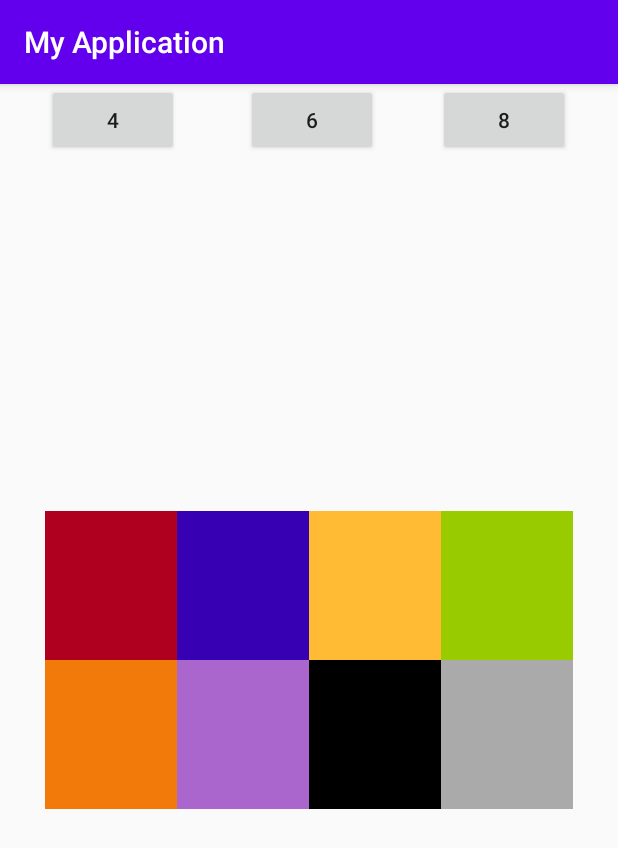
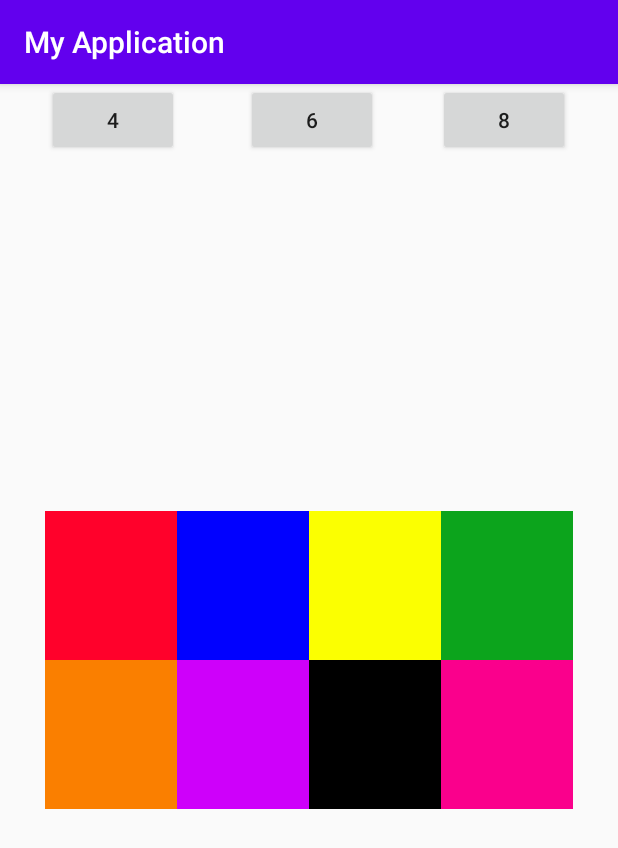
Before and after one commit to shashimalcse/Password, an Android app: the fragment ColorEight placed in its activity, on a phone screen of 412 x 824 dp. Shown: the top 848 px of the screen. Run offline under Robolectric (Android 15) with nearby library versions, the phone set to English and light mode, and no system bars.

Commit message:
fixed colors and spin logic

```diff
--- a/app/src/main/java/com/example/myapplication/ColorFour.java
+++ b/app/src/main/java/com/example/myapplication/ColorFour.java
@@ -24,9 +24,9 @@ public class ColorFour extends Fragment implements View.OnClickListener {
         blue.setOnClickListener(this);
         Button red = (Button) view.findViewById(R.id.color4_red);
         red.setOnClickListener(this);
-        Button orange = (Button) view.findViewById(R.id.color4_orange);
+        Button orange = (Button) view.findViewById(R.id.color4_green);
         orange.setOnClickListener(this);
-        Button purple = (Button) view.findViewById(R.id.color4_purple);
+        Button purple = (Button) view.findViewById(R.id.color4_yellow);
         purple.setOnClickListener(this);
 
         return view;
@@ -49,13 +49,13 @@ public class ColorFour extends Fragment implements View.OnClickListener {
                 intent.putExtra("Color",Color);
                 startActivity(intent);
                 break;
-            case R.id.color4_orange:
+            case R.id.color4_green:
                 Color="green";
                 intent.putExtra("PasswordSize",Integer.toString(Password_Size));
                 intent.putExtra("Color",Color);
                 startActivity(intent);
                 break;
-            case R.id.color4_purple:
+            case R.id.color4_yellow:
                 Color="yellow";
                 intent.putExtra("PasswordSize",Integer.toString(Password_Size));
                 intent.putExtra("Color",Color);
--- a/app/src/main/java/com/example/myapplication/ConfirmPasswordActivity.java
+++ b/app/src/main/java/com/example/myapplication/ConfirmPasswordActivity.java
@@ -40,7 +40,7 @@ public class ConfirmPasswordActivity extends AppCompatActivity {
 
         pin = (Pinview) findViewById(R.id.pinview2);
 
-        pin.setPinLength(Integer.parseInt(PasswordSize));
+        pin.setPinLength(4);
         if(Integer.parseInt(PasswordSize)==8){
             pin.setSplitWidth(10);
         }
--- a/app/src/main/java/com/example/myapplication/EnterPasswordActivity.java
+++ b/app/src/main/java/com/example/myapplication/EnterPasswordActivity.java
@@ -27,7 +27,7 @@ public class EnterPasswordActivity extends AppCompatActivity {
         PasswordSize = intent.getStringExtra("PasswordSize");
         Color = intent.getStringExtra("Color");
         Log.d("s",PasswordSize);
-        pin.setPinLength(Integer.parseInt(PasswordSize));
+        pin.setPinLength(4);
         if(Integer.parseInt(PasswordSize)==8){
             pin.setSplitWidth(10);
         }
--- a/app/src/main/res/layout/activity_confirm_password.xml
+++ b/app/src/main/res/layout/activity_confirm_password.xml
@@ -23,7 +23,7 @@
         android:layout_height="wrap_content"
         app:cursorVisible="true"
         app:forceKeyboard="true"
-        app:inputType="text"
+        app:inputType="number"
         app:layout_constraintBottom_toBottomOf="parent"
         app:layout_constraintTop_toTopOf="parent"
         app:password="true"
--- a/app/src/main/res/layout/activity_enterpassword.xml
+++ b/app/src/main/res/layout/activity_enterpassword.xml
@@ -24,7 +24,7 @@
         android:layout_height="wrap_content"
         app:cursorVisible="true"
         app:forceKeyboard="true"
-        app:inputType="text"
+        app:inputType="number"
         app:layout_constraintBottom_toBottomOf="parent"
         app:layout_constraintTop_toTopOf="parent"
         app:password="true"
--- a/app/src/main/res/layout/fragment_color_eight.xml
+++ b/app/src/main/res/layout/fragment_color_eight.xml
@@ -19,7 +19,7 @@
             android:id="@+id/color8_red"
             android:layout_row="0"
             android:layout_column="0"
-            android:background="@color/design_default_color_error"
+            android:background="#ff012b"
             android:padding="40dp" />
 
         <Button
@@ -27,7 +27,7 @@
             android:layout_row="0"
             android:layout_column="1"
 
-            android:background="@color/colorPrimaryDark"
+            android:background="#0101ff"
             android:padding="40dp" />
 
         <Button
@@ -35,42 +35,42 @@
             android:layout_row="0"
 
             android:layout_column="2"
-            android:background="@android:color/holo_orange_light"
+            android:background="#fbff01"
             android:padding="40dp" />
 
         <Button
             android:id="@+id/color8_green"
             android:layout_row="0"
             android:layout_column="3"
-            android:background="@android:color/holo_green_light"
+            android:background="#0ca41c"
             android:padding="40dp" />
 
         <Button
             android:id="@+id/color8_orange"
             android:layout_row="1"
             android:layout_column="0"
-            android:background="?android:attr/colorActivatedHighlight"
+            android:background="#fa7f00"
             android:padding="40dp" />
 
         <Button
             android:id="@+id/color8_purple"
             android:layout_row="1"
             android:layout_column="1"
-            android:background="@android:color/holo_purple"
+            android:background="#ce00fa"
             android:padding="40dp" />
 
         <Button
             android:id="@+id/color8_black"
             android:layout_row="1"
             android:layout_column="2"
-            android:background="?android:attr/colorForeground"
+            android:background="#000000"
             android:padding="40dp" />
 
         <Button
-            android:id="@+id/color8_gray"
+            android:id="@+id/color8_pink"
             android:layout_row="1"
             android:layout_column="3"
-            android:background="@android:color/darker_gray"
+            android:background="#fa008c"
             android:padding="40dp" />
 
     </GridLayout>
--- a/app/src/main/res/layout/fragment_color_four.xml
+++ b/app/src/main/res/layout/fragment_color_four.xml
@@ -21,32 +21,32 @@
             android:id="@+id/color4_red"
             android:layout_row="0"
             android:layout_column="0"
-            android:background="@color/design_default_color_error"
-            android:padding="40dp"/>
+            android:background="#ff012b"
+            android:padding="40dp" />
 
         <Button
             android:id="@+id/color4_blue"
             android:layout_row="0"
             android:layout_column="1"
 
-            android:background="@color/colorPrimaryDark"
+            android:background="#0101ff"
             android:padding="40dp" />
 
         <Button
-            android:id="@+id/color4_orange"
+            android:id="@+id/color4_green"
             android:layout_row="1"
 
             android:layout_column="0"
-            android:background="?android:attr/colorActivatedHighlight"
+            android:background="#0ca41c"
             android:padding="40dp" />
 
         <Button
-            android:id="@+id/color4_purple"
+            android:id="@+id/color4_yellow"
             android:layout_width="wrap_content"
             android:layout_height="wrap_content"
             android:layout_row="1"
             android:layout_column="1"
-            android:background="@android:color/holo_purple"
+            android:background="#fbff01"
             android:padding="40dp" />
 
     </GridLayout>
```
Also changed, not shown: app/src/main/java/com/example/myapplication/ColorEight.java (+10 -10 lines), app/src/main/java/com/example/myapplication/ColorSix.java (+7 -7 lines), app/src/main/java/com/example/myapplication/SpinActivity.java (+12 -2 lines), app/src/main/res/layout/fragment_color_six.xml (+7 -7 lines).
